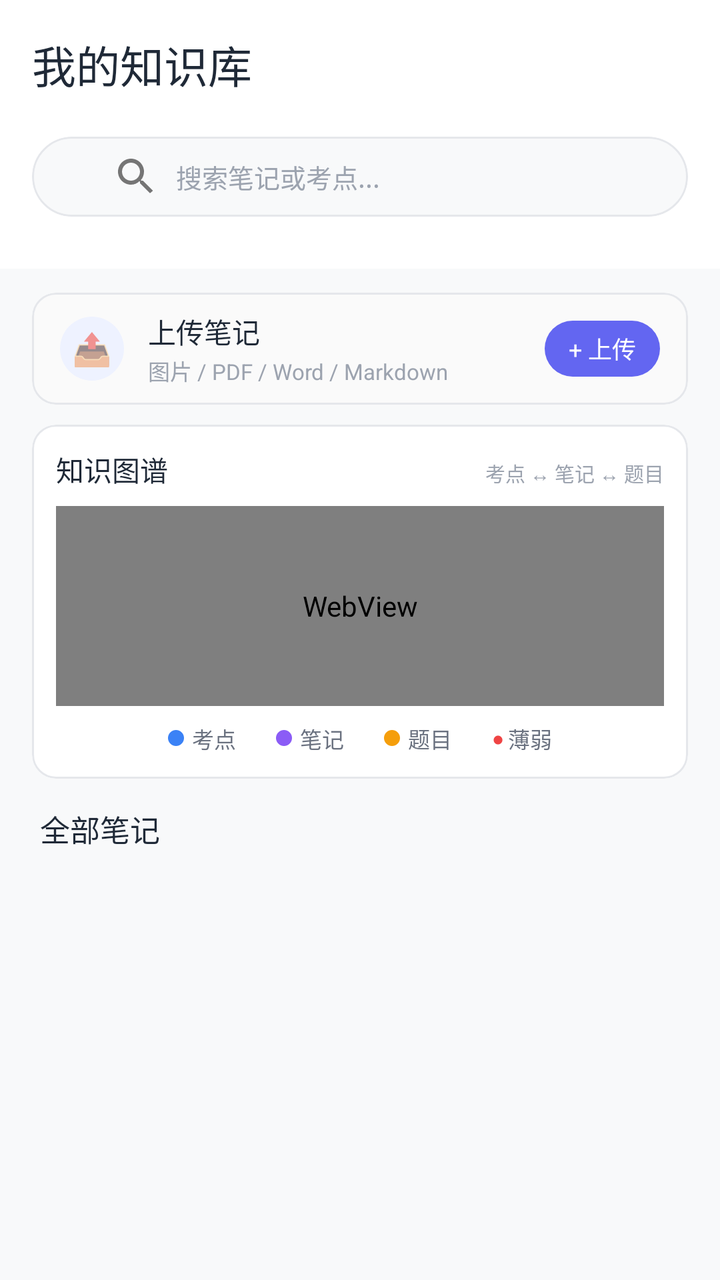
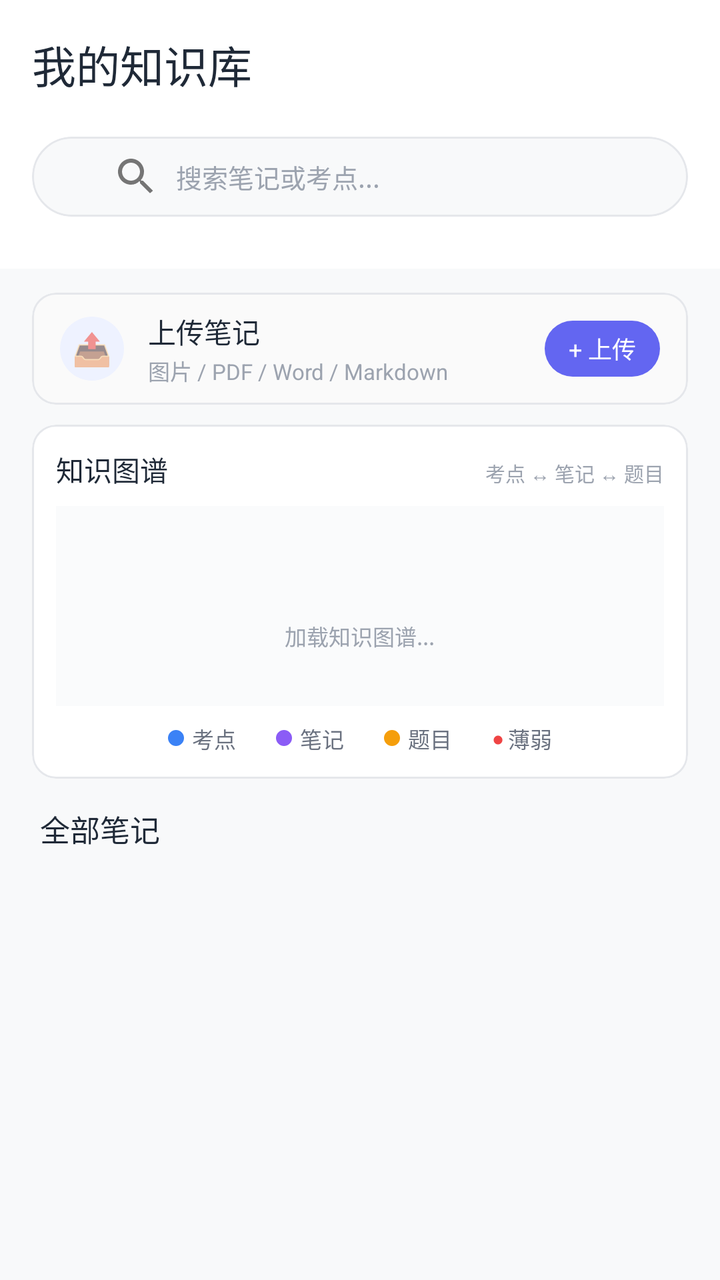

Before-and-after screenshots of an Android layout around one commit, followed by the original layout XML and the change that was made.
<!-- AndroidManifest.xml: application theme AppTheme -->
<!-- res/layout/fragment_knowledge_list.xml -->
<?xml version="1.0" encoding="utf-8"?>
<FrameLayout xmlns:android="http://schemas.android.com/apk/res/android"
    xmlns:app="http://schemas.android.com/apk/res-auto"
    android:layout_width="match_parent"
    android:layout_height="match_parent"
    android:background="@color/gray_bg"
    android:fitsSystemWindows="true">

    <LinearLayout
        android:layout_width="match_parent"
        android:layout_height="match_parent"
        android:orientation="vertical">

        
        <com.google.android.material.card.MaterialCardView
            android:layout_width="match_parent"
            android:layout_height="wrap_content"
            app:cardElevation="0dp"
            app:cardCornerRadius="0dp"
            app:cardBackgroundColor="@color/white"
            android:clickable="false">

            <LinearLayout
                android:layout_width="match_parent"
                android:layout_height="wrap_content"
                android:orientation="vertical"
                android:padding="16dp"
                android:paddingBottom="12dp">

                <TextView
                    android:layout_width="wrap_content"
                    android:layout_height="wrap_content"
                    android:text="我的知识库"
                    android:textSize="22sp"
                    android:textColor="@color/on_surface"
                    android:fontFamily="sans-serif-medium" />

                
                <LinearLayout
                    android:id="@+id/ll_stats"
                    android:layout_width="match_parent"
                    android:layout_height="wrap_content"
                    android:orientation="horizontal"
                    android:layout_marginTop="10dp" />

                
                <com.google.android.material.card.MaterialCardView
                    android:layout_width="match_parent"
                    android:layout_height="40dp"
                    app:cardElevation="0dp"
                    app:strokeWidth="1dp"
                    app:strokeColor="@color/outline"
                    app:cardCornerRadius="20dp"
                    app:cardBackgroundColor="@color/gray_bg"
                    android:layout_marginTop="10dp">

                    <EditText
                        android:id="@+id/et_search"
                        android:layout_width="match_parent"
                        android:layout_height="match_parent"
                        android:background="@null"
                        android:hint="搜索笔记或考点..."
                        android:textSize="13sp"
                        android:textColor="@color/on_surface"
                        android:textColorHint="@color/text_tertiary"
                        android:paddingStart="40dp"
                        android:paddingEnd="12dp"
                        android:maxLines="1"
                        android:inputType="text"
                        android:drawableStart="@drawable/ic_search"
                        android:drawablePadding="8dp"
                        android:gravity="center_vertical" />
                </com.google.android.material.card.MaterialCardView>

                
                <HorizontalScrollView
                    android:layout_width="match_parent"
                    android:layout_height="wrap_content"
                    android:layout_marginTop="10dp"
                    android:scrollbars="none">

                    <LinearLayout
                        android:id="@+id/ll_subject_tabs"
                        android:layout_width="wrap_content"
                        android:layout_height="wrap_content"
                        android:orientation="horizontal" />
                </HorizontalScrollView>
            </LinearLayout>
        </com.google.android.material.card.MaterialCardView>

        
        <com.google.android.material.card.MaterialCardView
            android:id="@+id/card_upload"
            android:layout_width="match_parent"
            android:layout_height="wrap_content"
            app:cardElevation="0dp"
            app:strokeWidth="1dp"
            app:strokeColor="#E5E7EB"
            app:cardCornerRadius="12dp"
            app:cardBackgroundColor="#FAFAFA"
            android:layout_marginHorizontal="16dp"
            android:layout_marginTop="12dp"
            android:clickable="true"
            android:focusable="true"
            android:foreground="?attr/selectableItemBackground">

            <LinearLayout
                android:layout_width="match_parent"
                android:layout_height="wrap_content"
                android:orientation="vertical">

                
                <LinearLayout
                    android:id="@+id/ll_upload_trigger"
                    android:layout_width="match_parent"
                    android:layout_height="56dp"
                    android:orientation="horizontal"
                    android:gravity="center_vertical"
                    android:paddingStart="14dp"
                    android:paddingEnd="14dp">

                    <TextView
                        android:layout_width="32dp"
                        android:layout_height="32dp"
                        android:gravity="center"
                        android:text="📤"
                        android:textSize="16sp"
                        android:background="@drawable/bg_btn_rounded_white"
                        android:backgroundTint="#EEF2FF" />

                    <LinearLayout
                        android:layout_width="0dp"
                        android:layout_height="wrap_content"
                        android:layout_weight="1"
                        android:orientation="vertical"
                        android:layout_marginStart="12dp">

                        <TextView
                            android:layout_width="wrap_content"
                            android:layout_height="wrap_content"
                            android:text="上传笔记"
                            android:textSize="14sp"
                            android:textColor="@color/on_surface"
                            android:fontFamily="sans-serif-medium" />

                        <TextView
                            android:layout_width="wrap_content"
                            android:layout_height="wrap_content"
                            android:text="图片 / PDF / Word / Markdown"
                            android:textSize="11sp"
                            android:textColor="@color/text_tertiary"
                            android:layout_marginTop="1dp" />
                    </LinearLayout>

                    <TextView
                        android:layout_width="wrap_content"
                        android:layout_height="28dp"
                        android:gravity="center"
                        android:paddingHorizontal="12dp"
                        android:text="+ 上传"
                        android:textSize="12sp"
                        android:textColor="@color/white"
                        android:background="@drawable/bg_btn_rounded_white"
                        android:backgroundTint="@color/primary_color" />
                </LinearLayout>

                
                <LinearLayout
                    android:id="@+id/ll_upload_progress"
                    android:layout_width="match_parent"
                    android:layout_height="wrap_content"
                    android:orientation="vertical"
                    android:paddingHorizontal="16dp"
                    android:paddingVertical="12dp"
                    android:visibility="gone">

                    <LinearLayout
                        android:layout_width="match_parent"
                        android:layout_height="wrap_content"
                        android:orientation="horizontal">

                        <TextView
                            android:id="@+id/tv_upload_step"
                            android:layout_width="0dp"
                            android:layout_height="wrap_content"
                            android:layout_weight="1"
                            android:text="上传中..."
                            android:textSize="12sp"
                            android:textColor="@color/on_surface" />

                        <TextView
                            android:id="@+id/tv_upload_progress"
                            android:layout_width="wrap_content"
                            android:layout_height="wrap_content"
                            android:text="0%"
                            android:textSize="11sp"
                            android:textColor="@color/text_tertiary" />
                    </LinearLayout>

                    <ProgressBar
                        android:id="@+id/pb_upload"
                        style="?android:attr/progressBarStyleHorizontal"
                        android:layout_width="match_parent"
                        android:layout_height="3dp"
                        android:layout_marginTop="8dp"
                        android:max="100"
                        android:progress="0" />
                </LinearLayout>
            </LinearLayout>
        </com.google.android.material.card.MaterialCardView>

        
        <com.google.android.material.card.MaterialCardView
            android:layout_width="match_parent"
            android:layout_height="wrap_content"
            app:cardElevation="0dp"
            app:strokeWidth="1dp"
            app:strokeColor="#E5E7EB"
            app:cardCornerRadius="12dp"
            app:cardBackgroundColor="@color/white"
            android:layout_marginHorizontal="16dp"
            android:layout_marginTop="10dp"
            android:clickable="false">

            <LinearLayout
                android:layout_width="match_parent"
                android:layout_height="wrap_content"
                android:orientation="vertical"
                android:padding="12dp">

                <LinearLayout
                    android:layout_width="match_parent"
                    android:layout_height="wrap_content"
                    android:orientation="horizontal">

                    <TextView
                        android:layout_width="0dp"
                        android:layout_height="wrap_content"
                        android:layout_weight="1"
                        android:text="知识图谱"
                        android:textSize="14sp"
                        android:textColor="@color/on_surface"
                        android:fontFamily="sans-serif-medium" />

                    <TextView
                        android:layout_width="wrap_content"
                        android:layout_height="wrap_content"
                        android:text="考点 ↔ 笔记 ↔ 题目"
                        android:textSize="10sp"
                        android:textColor="@color/text_tertiary" />
                </LinearLayout>

                <FrameLayout
                    android:layout_width="match_parent"
                    android:layout_height="100dp"
                    android:layout_marginTop="8dp"
                    android:background="@drawable/bg_card_white"
                    app:cardCornerRadius="12dp">

                    <WebView
                        android:id="@+id/wv_knowledge_graph"
                        android:layout_width="match_parent"
                        android:layout_height="match_parent" />
                </FrameLayout>

                <LinearLayout
                    android:layout_width="match_parent"
                    android:layout_height="wrap_content"
                    android:orientation="horizontal"
                    android:gravity="center"
                    android:layout_marginTop="8dp">

                    <LinearLayout
                        android:layout_width="wrap_content"
                        android:layout_height="wrap_content"
                        android:orientation="horizontal"
                        android:gravity="center_vertical">

                        <View android:layout_width="8dp" android:layout_height="8dp"
                            android:layout_marginEnd="4dp"
                            android:background="@drawable/bg_dot_blue" />
                        <TextView android:layout_width="wrap_content" android:layout_height="wrap_content"
                            android:text="考点" android:textSize="11sp" android:textColor="@color/gray_text" />
                    </LinearLayout>

                    <LinearLayout
                        android:layout_width="wrap_content"
                        android:layout_height="wrap_content"
                        android:orientation="horizontal"
                        android:gravity="center_vertical"
                        android:layout_marginStart="20dp">

                        <View android:layout_width="8dp" android:layout_height="8dp"
                            android:layout_marginEnd="4dp"
                            android:background="@drawable/bg_dot_purple" />
                        <TextView android:layout_width="wrap_content" android:layout_height="wrap_content"
                            android:text="笔记" android:textSize="11sp" android:textColor="@color/gray_text" />
                    </LinearLayout>

                    <LinearLayout
                        android:layout_width="wrap_content"
                        android:layout_height="wrap_content"
                        android:orientation="horizontal"
                        android:gravity="center_vertical"
                        android:layout_marginStart="20dp">

                        <View android:layout_width="8dp" android:layout_height="8dp"
                            android:layout_marginEnd="4dp"
                            android:background="@drawable/bg_dot_yellow" />
                        <TextView android:layout_width="wrap_content" android:layout_height="wrap_content"
                            android:text="题目" android:textSize="11sp" android:textColor="@color/gray_text" />
                    </LinearLayout>

                    <LinearLayout
                        android:layout_width="wrap_content"
                        android:layout_height="wrap_content"
                        android:orientation="horizontal"
                        android:gravity="center_vertical"
                        android:layout_marginStart="20dp">

                        <TextView android:layout_width="wrap_content" android:layout_height="wrap_content"
                            android:text="●" android:textSize="10sp" android:textColor="@color/red"
                            android:layout_marginEnd="2dp" />
                        <TextView android:layout_width="wrap_content" android:layout_height="wrap_content"
                            android:text="薄弱" android:textSize="11sp" android:textColor="@color/gray_text" />
                    </LinearLayout>
                </LinearLayout>
            </LinearLayout>
        </com.google.android.material.card.MaterialCardView>

        
        <TextView
            android:layout_width="wrap_content"
            android:layout_height="wrap_content"
            android:text="全部笔记"
            android:textSize="15sp"
            android:textColor="@color/on_surface"
            android:fontFamily="sans-serif-medium"
            android:layout_marginStart="20dp"
            android:layout_marginTop="14dp"
            android:layout_marginBottom="2dp" />

        
        <androidx.recyclerview.widget.RecyclerView
            android:id="@+id/rv_notes"
            android:layout_width="match_parent"
            android:layout_height="0dp"
            android:layout_weight="1"
            android:paddingHorizontal="4dp"
            android:paddingBottom="16dp"
            android:clipToPadding="false" />
    </LinearLayout>

</FrameLayout>
<!-- resources referenced by this layout -->
<resources>
  <color name="gray_bg">#F8F9FA</color>
  <color name="gray_text">#6B7280</color>
  <color name="on_surface">#1F2937</color>
  <color name="outline">#E5E7EB</color>
  <color name="primary_color">#6366F1</color>
  <color name="red">#EF4444</color>
  <color name="text_tertiary">#9CA3AF</color>
  <color name="white">#FFFFFF</color>
  <!-- drawable bg_btn_rounded_white (drawable) -->
  <?xml version="1.0" encoding="utf-8"?>
  <shape xmlns:android="http://schemas.android.com/apk/res/android"
      android:shape="rectangle">
      <solid android:color="#FFFFFF" />
      <corners android:radius="18dp" />
  </shape>
  <!-- drawable bg_card_white (drawable) -->
  <?xml version="1.0" encoding="utf-8"?>
  <shape xmlns:android="http://schemas.android.com/apk/res/android" android:shape="rectangle">
      <solid android:color="#FFFFFF" />
      <stroke android:width="1dp" android:color="#F3F4F6" />
      <corners android:radius="16dp" />
  </shape>
  <!-- drawable bg_dot_blue (drawable) -->
  <?xml version="1.0" encoding="utf-8"?>
  <shape xmlns:android="http://schemas.android.com/apk/res/android" android:shape="oval">
      <solid android:color="#3B82F6" />
  </shape>
  <!-- drawable bg_dot_purple (drawable) -->
  <?xml version="1.0" encoding="utf-8"?>
  <shape xmlns:android="http://schemas.android.com/apk/res/android" android:shape="oval">
      <solid android:color="#8B5CF6" />
  </shape>
  <!-- drawable bg_dot_yellow (drawable) -->
  <?xml version="1.0" encoding="utf-8"?>
  <shape xmlns:android="http://schemas.android.com/apk/res/android" android:shape="oval">
      <solid android:color="#F59E0B" />
  </shape>
  <!-- drawable ic_search (drawable) -->
  <vector xmlns:android="http://schemas.android.com/apk/res/android"
      android:width="24dp"
      android:height="24dp"
      android:viewportWidth="24"
      android:viewportHeight="24">
      <path
          android:fillColor="#757575"
          android:pathData="M15.5,14h-0.79l-0.28,-0.27C15.41,12.59 16,11.11 16,9.5 16,5.91 13.09,3 9.5,3S3,5.91 3,9.5 5.91,16 9.5,16c1.61,0 3.09,-0.59 4.23,-1.77l0.27,0.28v0.79l5,4.99L20.49,19l-4.99,-5zM9.5,14C7.01,14 5,11.99 5,9.5S7.01,5 9.5,5 14,7.01 14,9.5 11.99,14 9.5,14z"/>
  </vector>
  <style name="AppTheme" parent="Theme.MaterialComponents.Light.NoActionBar">
          <item name="colorPrimary">@color/primary_color</item>
          <item name="colorPrimaryDark">@color/primary_dark</item>
          <item name="colorAccent">@color/accent_color</item>
          <item name="android:statusBarColor">@color/primary_color</item>
      </style>
  <color name="primary_dark">#4F46E5</color>
  <color name="accent_color">#818CF8</color>
</resources>

<!-- the commit's change to res/layout/fragment_knowledge_list.xml (unified diff, before → after) -->
@@ -261,6 +261,28 @@
                         android:id="@+id/wv_knowledge_graph"
                         android:layout_width="match_parent"
                         android:layout_height="match_parent" />
+
+                    <LinearLayout
+                        android:id="@+id/graph_loading_overlay"
+                        android:layout_width="match_parent"
+                        android:layout_height="match_parent"
+                        android:gravity="center"
+                        android:orientation="vertical"
+                        android:background="#FAFBFC">
+
+                        <ProgressBar
+                            android:layout_width="24dp"
+                            android:layout_height="24dp"
+                            android:indeterminateTint="@color/primary_color" />
+
+                        <TextView
+                            android:layout_width="wrap_content"
+                            android:layout_height="wrap_content"
+                            android:text="加载知识图谱..."
+                            android:textSize="11sp"
+                            android:textColor="@color/text_tertiary"
+                            android:paddingTop="6dp" />
+                    </LinearLayout>
                 </FrameLayout>
 
                 <LinearLayout
